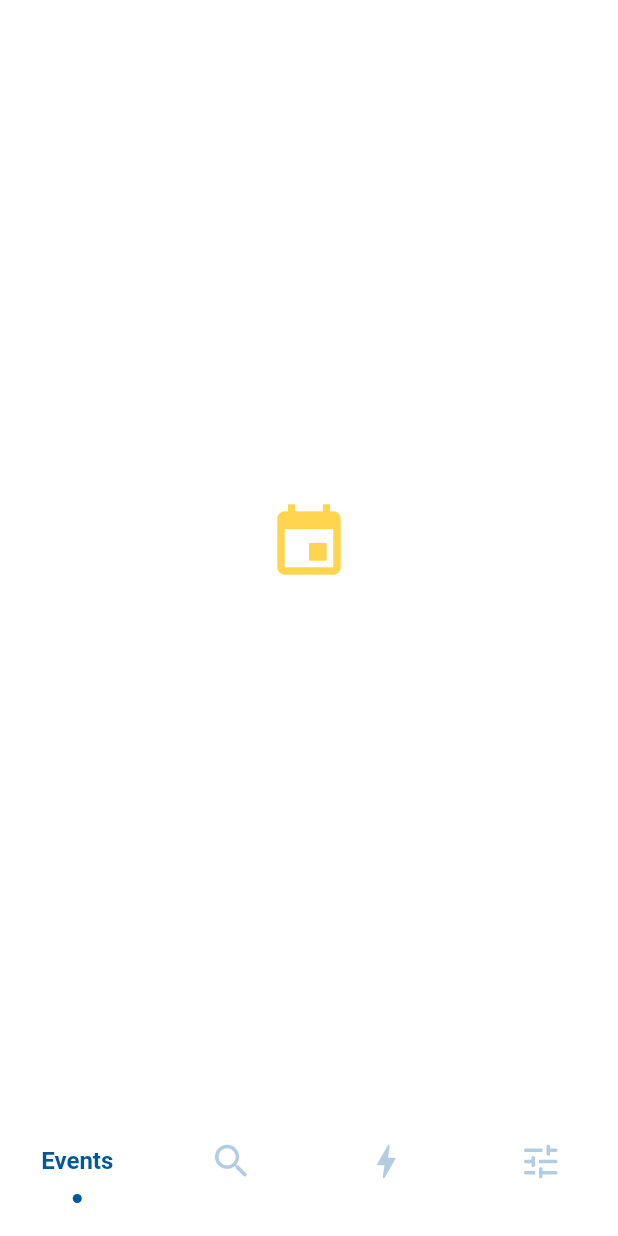
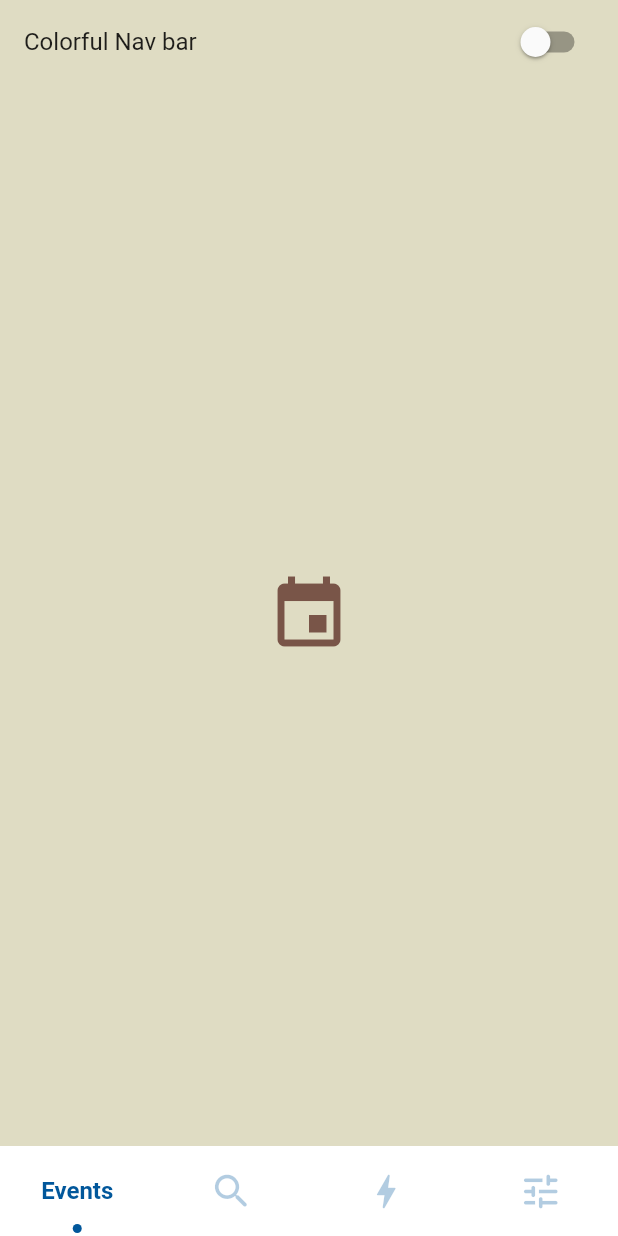
Before and after one commit to watery-desert/sliding_clipped_nav_bar, a Flutter app: the screen it shows after launch, on a phone screen of 412 x 824 dp. Run offline on Flutter 3.47's test engine with Material 2 defaults, Android fonts, the phone set to English and light mode, and no system bars.

```diff
--- a/example/lib/main.dart
+++ b/example/lib/main.dart
@@ -2,23 +2,27 @@ import 'package:flutter/material.dart';
 import 'package:sliding_clipped_nav_bar/sliding_clipped_nav_bar.dart';
 
 void main() {
-  runApp(MyApp());
+  runApp(const MyApp());
 }
 
 class MyApp extends StatelessWidget {
+  const MyApp({Key? key}) : super(key: key);
+
   @override
   Widget build(BuildContext context) {
     return MaterialApp(
       title: 'Flutter Demo',
       theme: ThemeData(
-        primarySwatch: Colors.blue,
+        canvasColor: const Color(0xFFDFDCC3),
       ),
-      home: MyHomePage(),
+      home: const MyHomePage(),
     );
   }
 }
 
 class MyHomePage extends StatefulWidget {
+  const MyHomePage({Key? key}) : super(key: key);
+
   @override
   _MyHomePageState createState() => _MyHomePageState();
 }
@@ -26,69 +30,86 @@ class MyHomePage extends StatefulWidget {
 class _MyHomePageState extends State<MyHomePage> {
   late PageController _pageController;
   int selectedIndex = 0;
-
+  bool _colorful = false;
   @override
   void initState() {
     super.initState();
     _pageController = PageController(initialPage: selectedIndex);
   }
 
+  void onButtonPressed(int index) {
+    setState(() {
+      selectedIndex = index;
+    });
+    _pageController.animateToPage(selectedIndex,
+        duration: const Duration(milliseconds: 400), curve: Curves.easeOutQuad);
+  }
+
   @override
   Widget build(BuildContext context) {
     return Scaffold(
-      backgroundColor: Colors.white,
-      body: PageView(
-        physics: NeverScrollableScrollPhysics(),
+      body: Column(
+        children: <Widget>[
+          SafeArea(
+              child: SwitchListTile(
+            title: const Text('Colorful Nav bar'),
+            value: _colorful,
+            onChanged: (bool value) {
+              setState(() {
+                _colorful = !_colorful;
+              });
+            },
+          )),
+          Expanded(
+            child: PageView(
+              physics: const NeverScrollableScrollPhysics(),
               controller: _pageController,
-        children: [
-          Container(
-            alignment: Alignment.center,
-            child: Icon(
-              Icons.event,
-              size: 56,
-              color: Colors.amber[300],
-            ),
-          ),
-          Container(
-            alignment: Alignment.center,
-            child: Icon(
-              Icons.search,
-              size: 56,
-              color: Colors.red[400],
-            ),
-          ),
-          Container(
-            alignment: Alignment.center,
-            child: Icon(
-              Icons.bolt,
-              size: 56,
-              color: Colors.green[400],
-            ),
-          ),
-          Container(
-            alignment: Alignment.center,
-            child: Icon(
-              Icons.tune_rounded,
-              size: 56,
-              color: Colors.blue[400],
+              children: _listOfWidget,
             ),
           ),
         ],
       ),
-      bottomNavigationBar: SlidingClippedNavBar(
+      bottomNavigationBar: _colorful
+          ? SlidingClippedNavBar.colorful(
               backgroundColor: Colors.white,
-        onButtonPressed: (index) {
-          setState(() {
-            selectedIndex = index;
-          });
-          _pageController.animateToPage(selectedIndex,
-              duration: const Duration(milliseconds: 400),
-              curve: Curves.easeOutQuad);
-        },
+              onButtonPressed: onButtonPressed,
               iconSize: 30,
-        activeColor: Color(0xFF01579B),
+              // activeColor: const Color(0xFF01579B),
               selectedIndex: selectedIndex,
-        barItems: [
+              barItems: <BarItem>[
+                BarItem(
+                  icon: Icons.event,
+                  title: 'Events',
+                  activeColor: Colors.blue,
+                  inactiveColor: Colors.orange,
+                ),
+                BarItem(
+                  icon: Icons.search_rounded,
+                  title: 'Search',
+                  activeColor: Colors.yellow,
+                  inactiveColor: Colors.green,
+                ),
+                BarItem(
+                  icon: Icons.bolt_rounded,
+                  title: 'Energy',
+                  activeColor: Colors.blue,
+                  inactiveColor: Colors.red,
+                ),
+                BarItem(
+                  icon: Icons.tune_rounded,
+                  title: 'Settings',
+                  activeColor: Colors.cyan,
+                  inactiveColor: Colors.purple,
+                ),
+              ],
+            )
+          : SlidingClippedNavBar(
+              backgroundColor: Colors.white,
+              onButtonPressed: onButtonPressed,
+              iconSize: 30,
+              activeColor: const Color(0xFF01579B),
+              selectedIndex: selectedIndex,
+              barItems: <BarItem>[
                 BarItem(
                   icon: Icons.event,
                   title: 'Events',
@@ -113,3 +134,38 @@ class _MyHomePageState extends State<MyHomePage> {
 
 // icon size:24 for fontAwesomeIcons
 // icons size: 30 for MaterialIcons
+
+List<Widget> _listOfWidget = <Widget>[
+  Container(
+    alignment: Alignment.center,
+    child: const Icon(
+      Icons.event,
+      size: 56,
+      color: Colors.brown,
+    ),
+  ),
+  Container(
+    alignment: Alignment.center,
+    child: const Icon(
+      Icons.search,
+      size: 56,
+      color: Colors.brown,
+    ),
+  ),
+  Container(
+    alignment: Alignment.center,
+    child: const Icon(
+      Icons.bolt,
+      size: 56,
+      color: Colors.brown,
+    ),
+  ),
+  Container(
+    alignment: Alignment.center,
+    child: const Icon(
+      Icons.tune_rounded,
+      size: 56,
+      color: Colors.brown,
+    ),
+  ),
+];
--- a/example/pubspec.yaml
+++ b/example/pubspec.yaml
@@ -33,6 +33,7 @@ dependencies:
 dev_dependencies:
   flutter_test:
     sdk: flutter
+  flutter_lints: ^1.0.0
 
 # For information on the generic Dart part of this file, see the
 # following page: https://dart.dev/tools/pub/pubspec
--- a/lib/sliding_clipped_nav_bar.dart
+++ b/lib/sliding_clipped_nav_bar.dart
@@ -2,9 +2,9 @@ library sliding_clipped_nav_bar;
 
 import 'package:flutter/cupertino.dart';
 import 'package:flutter/material.dart';
-export 'src/menu_item.dart';
-import 'src/menu_item.dart';
-import 'src/build_bar.dart';
+export 'src/model/menu_item.dart';
+import 'src/model/menu_item.dart';
+import 'src/nav_bar_body.dart';
 
 class SlidingClippedNavBar extends StatelessWidget {
   /// List of bar items shown horizontally, Minimum 2 and maximum 4 items.
@@ -30,6 +30,7 @@ class SlidingClippedNavBar extends StatelessWidget {
 
   /// User when you want to set global active and inactive color.
   SlidingClippedNavBar({
+    Key? key,
     required this.barItems,
     required this.selectedIndex,
     required this.onButtonPressed,
@@ -38,34 +39,37 @@ class SlidingClippedNavBar extends StatelessWidget {
     this.iconSize = 30,
     this.backgroundColor = Colors.white,
   })  : assert(
-            !barItems.any((element) =>
+            !barItems.any((BarItem element) =>
                 (element.activeColor != null || element.inactiveColor != null)),
-            '''You don\'t need to assign each item active & inactive color,
+            '''You don't need to assign each item active & inactive color,
             when you already assigned global active color.'''),
         _activeColor = activeColor,
         _inactiveColor = inactiveColor ?? activeColor.withOpacity(0.3),
         assert(barItems.length > 1, 'You must provide minimum 2 Menu items'),
-        assert(barItems.length < 5, 'Maximum menu item count is 4');
+        assert(barItems.length < 5, 'Maximum menu item count is 4'),
+        super(key: key);
 
   /// User you want to set individual item active & inactive color.
   SlidingClippedNavBar.colorful({
+    Key? key,
     required this.barItems,
     required this.selectedIndex,
     required this.onButtonPressed,
     this.iconSize = 30,
     this.backgroundColor = Colors.white,
   })  : assert(
-            !barItems.any((element) =>
+            !barItems.any((BarItem element) =>
                 (element.activeColor == null || element.inactiveColor == null)),
             'You need to assign each item active & inactive color'),
         _activeColor = null,
         _inactiveColor = null,
         assert(barItems.length > 1, 'You must provide minimum 2 Menu items'),
-        assert(barItems.length < 5, 'Maximum menu item count is 4');
+        assert(barItems.length < 5, 'Maximum menu item count is 4'),
+        super(key: key);
 
   @override
   Widget build(BuildContext context) {
-    return BuildBar(
+    return NavBarBody(
       buttons: barItems,
       iconSize: iconSize,
       activeColor: _activeColor,
--- a/lib/src/build_bar.dart
+++ b/lib/src/nav_bar_body.dart
@@ -1,11 +1,11 @@
 import 'package:flutter/material.dart';
 
-import 'animated_button.dart';
-import 'menu_item.dart';
+import 'widget/nav_bar_button.dart';
+import 'model/menu_item.dart';
 
 typedef OnButtonPressCallback = void Function(int index);
 
-class BuildBar extends StatelessWidget {
+class NavBarBody extends StatelessWidget {
   final List<BarItem> buttons;
   final int selectedIndex;
   final double iconSize;
@@ -14,7 +14,7 @@ class BuildBar extends StatelessWidget {
   final OnButtonPressCallback onButtonPress;
   final Color backgroundColor;
 
-  const BuildBar({
+  const NavBarBody({
     Key? key,
     required this.buttons,
     required this.selectedIndex,
@@ -27,9 +27,10 @@ class BuildBar extends StatelessWidget {
 
   @override
   Widget build(BuildContext context) {
+    final double bottomPading = MediaQuery.of(context).padding.bottom;
     return Container(
       clipBehavior: Clip.hardEdge,
-      height: 100,
+      height: 60 + bottomPading,
       decoration: BoxDecoration(
         color: backgroundColor,
       ),
@@ -37,9 +38,9 @@ class BuildBar extends StatelessWidget {
       child: Row(
         mainAxisAlignment: MainAxisAlignment.spaceAround,
         children: buttons.map(
-          (item) {
-            final buttonIndex = buttons.indexOf(item);
-            return AnimatedButton(
+          (BarItem item) {
+            final int buttonIndex = buttons.indexOf(item);
+            return NavBarButton(
               icon: item.icon,
               size: iconSize,
               title: item.title,
--- a/lib/src/paint/ripple_effect.dart
+++ b/lib/src/paint/ripple_effect.dart
@@ -13,7 +13,7 @@ class RippleEffect extends CustomPainter {
     required double size,
     required double strokeWidth,
   }) =>
-      Container(
+      SizedBox(
         width: size,
         height: size,
         child: CustomPaint(
--- a/lib/src/animated_button.dart
+++ b/lib/src/widget/nav_bar_button.dart
@@ -1,9 +1,9 @@
 import 'package:flutter/material.dart';
-import 'build_bar.dart';
-import './paint/ripple_effect.dart';
-import 'paint/sliced_card.dart';
+import '../nav_bar_body.dart';
+import '../paint/ripple_effect.dart';
+import '../paint/sliced_card.dart';
 
-class AnimatedButton extends StatefulWidget {
+class NavBarButton extends StatefulWidget {
   final String title;
   final IconData icon;
   final bool isSelected;
@@ -15,7 +15,7 @@ class AnimatedButton extends StatefulWidget {
   final int itemCount;
 
   final OnButtonPressCallback onTap;
-  const AnimatedButton({
+  const NavBarButton({
     Key? key,
     required this.icon,
     required this.size,
@@ -30,10 +30,10 @@ class AnimatedButton extends StatefulWidget {
   }) : super(key: key);
 
   @override
-  _AnimatedButtonState createState() => _AnimatedButtonState();
+  _NavBarButtonState createState() => _NavBarButtonState();
 }
 
-class _AnimatedButtonState extends State<AnimatedButton>
+class _NavBarButtonState extends State<NavBarButton>
     with SingleTickerProviderStateMixin {
   late AnimationController _animationController;
 
@@ -51,9 +51,9 @@ class _AnimatedButtonState extends State<AnimatedButton>
   }
 
   Widget _buildCard(double height) {
-    final deviceWidth = MediaQuery.of(context).size.width;
+    final double deviceWidth = MediaQuery.of(context).size.width;
 
-    return Container(
+    return SizedBox(
       // width: 70,
       width: deviceWidth / widget.itemCount,
       height: height,
@@ -63,7 +63,10 @@ class _AnimatedButtonState extends State<AnimatedButton>
               .animate(
                 CurvedAnimation(
                   parent: _animationController,
-                  curve: Interval(0.5, 0.7),
+                  curve: const Interval(
+                    0.5,
+                    0.7,
+                  ),
                 ),
               )
               .value),
@@ -71,9 +74,11 @@ class _AnimatedButtonState extends State<AnimatedButton>
   }
 
   @override
-  void didUpdateWidget(AnimatedButton oldWidget) {
+  void didUpdateWidget(NavBarButton oldWidget) {
     super.didUpdateWidget(oldWidget);
-
+    if (oldWidget.isSelected != widget.isSelected && widget.isSelected) {
+      _animationController.forward();
+    }
     if (oldWidget.isSelected != widget.isSelected && !widget.isSelected) {
       _animationController.reverse();
     }
@@ -87,7 +92,7 @@ class _AnimatedButtonState extends State<AnimatedButton>
 
   // copied from here
   //https://stackoverflow.com/a/62536187/16122873
-  double textHeight(text, textStyle) => (TextPainter(
+  double textHeight(String text, TextStyle textStyle) => (TextPainter(
           text: TextSpan(text: text, style: textStyle),
           maxLines: 1,
           textScaleFactor: MediaQuery.of(context).textScaleFactor,
@@ -98,14 +103,16 @@ class _AnimatedButtonState extends State<AnimatedButton>
 
   @override
   Widget build(BuildContext context) {
-    final deviceWidth = MediaQuery.of(context).size.width;
-    final activeColor = widget.activeColor;
-    final size = widget.size;
-    final index = widget.index;
-    final onTap = widget.onTap;
-    final title = widget.title;
-    final inactiveColor = widget.inactiveColor;
-    final slidingCardColor = widget.slidingCardColor;
+    final double deviceWidth = MediaQuery.of(context).size.width;
+    final Color activeColor = widget.activeColor;
+    final double size = widget.size;
+    final int index = widget.index;
+    final Function(int) onTap = widget.onTap;
+    final String title = widget.title;
+    final Color inactiveColor = widget.inactiveColor;
+    final Color slidingCardColor = widget.slidingCardColor;
+    final double eachIconWidth = deviceWidth / widget.itemCount;
+
     return GestureDetector(
       onTap: () {
         onTap(index);
@@ -117,20 +124,25 @@ class _AnimatedButtonState extends State<AnimatedButton>
         animation: _animationController,
         builder: (_, __) => Stack(
           alignment: Alignment.center,
-          children: [
+          children: <Widget>[
             Container(
               color: slidingCardColor,
-              width: 56,
-              height: 56,
+              width: eachIconWidth,
             ),
             SlideTransition(
               position: Tween<Offset>(
                 begin: Offset.zero,
-                end: Offset(0, -1.4),
+                end: const Offset(
+                  0,
+                  -1.0,
+                ),
               ).animate(
                 CurvedAnimation(
                   parent: _animationController,
-                  curve: Interval(0.3, 1.0),
+                  curve: const Interval(
+                    0.3,
+                    1.0,
+                  ),
                 ),
               ),
               child: Icon(
@@ -141,29 +153,43 @@ class _AnimatedButtonState extends State<AnimatedButton>
             ),
             SlideTransition(
               position: Tween<Offset>(
-                begin: Offset(0, 0.8),
-                end: Offset(0, -0.8),
+                begin: const Offset(
+                  0,
+                  0.8,
+                ),
+                end: const Offset(
+                  0,
+                  -0.8,
+                ),
               ).animate(
                 CurvedAnimation(
                   parent: _animationController,
-                  curve: Interval(0.3, 1.0),
+                  curve: const Interval(
+                    0.3,
+                    1.0,
+                  ),
                 ),
               ),
-              child: _buildCard(64),
+              child: _buildCard(60),
             ),
             SlideTransition(
               position: Tween<Offset>(
-                begin: Offset(0, 1.6),
+                begin: const Offset(
+                  0,
+                  1.4,
+                ),
                 end: Offset.zero,
               ).animate(
                 CurvedAnimation(
                   parent: _animationController,
-                  curve: Interval(0.3, 1.0),
+                  curve: const Interval(
+                    0.3,
+                    1.0,
+                  ),
                 ),
               ),
               child: Container(
                 width: deviceWidth / widget.itemCount,
-                // color: Colors.amber,
                 alignment: Alignment.center,
                 height: textHeight(title, getTextStyle()),
                 child: Text(
@@ -175,16 +201,25 @@ class _AnimatedButtonState extends State<AnimatedButton>
               ),
             ),
             Transform.translate(
-              offset: Offset(0, 42),
+              offset: const Offset(
+                0,
+                42,
+              ),
               child: _buildCard(56.0),
             ),
             Transform.translate(
-              offset: Offset(0, 25),
+              offset: const Offset(
+                0,
+                25,
+              ),
               child: ScaleTransition(
                 scale: Tween<double>(begin: 0.0, end: 1.0).animate(
                   CurvedAnimation(
                     parent: _animationController,
-                    curve: Interval(0.3, 1.0),
+                    curve: const Interval(
+                      0.3,
+                      1.0,
+                    ),
                   ),
                 ),
                 child: Container(
@@ -204,7 +239,10 @@ class _AnimatedButtonState extends State<AnimatedButton>
                     .animate(
                       CurvedAnimation(
                         parent: _animationController,
-                        curve: Interval(0.0, 0.3),
+                        curve: const Interval(
+                          0.0,
+                          0.3,
+                        ),
                       ),
                     )
                     .value,
@@ -212,7 +250,10 @@ class _AnimatedButtonState extends State<AnimatedButton>
                     .animate(
                       CurvedAnimation(
                         parent: _animationController,
-                        curve: Interval(0.1, 0.3),
+                        curve: const Interval(
+                          0.1,
+                          0.3,
+                        ),
                       ),
                     )
                     .value,
@@ -224,4 +265,10 @@ class _AnimatedButtonState extends State<AnimatedButton>
       ),
     );
   }
+
+  @override
+  void dispose() {
+    _animationController.dispose();
+    super.dispose();
+  }
 }
--- a/pubspec.yaml
+++ b/pubspec.yaml
@@ -1,7 +1,7 @@
 name: sliding_clipped_nav_bar
-description: Bottom Navigation Bar with sliding menu icon and text with clipping effect, also ripple effect when tapped.
+description: Bottom Navigation Bar with sliding menu icon and text with clipping effect, it also has ripple effect when tapped.
 
-version: 1.0.3
+version: 2.0.0
 repository: https://github.com/watery-desert/sliding_clipped_nav_bar
 
 environment:
@@ -14,6 +14,7 @@ dependencies:
 dev_dependencies:
   flutter_test:
     sdk: flutter
+  flutter_lints: ^1.0.0
 
 flutter:
   uses-material-design: true
```
Also changed, not shown: analysis_options.yaml (added, +31 -0 lines), example/analysis_options.yaml (added, +31 -0 lines), example/pubspec.lock, lib/src/model/menu_item.dart (renamed from lib/src/menu_item.dart), 5 other files. Lines whose indentation alone changed are shown as unchanged.
